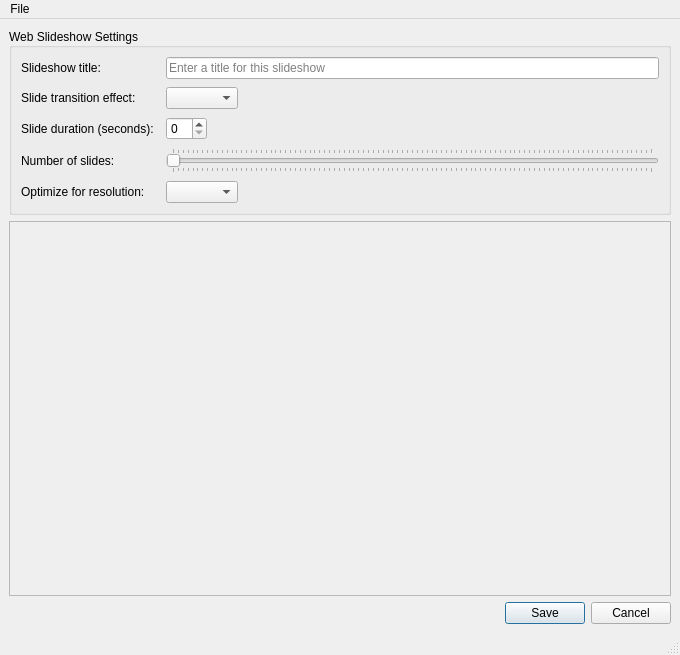
Above: webslideshow.ui from brimlar/simple-web-slideshow before the change. Below: the same form after it.
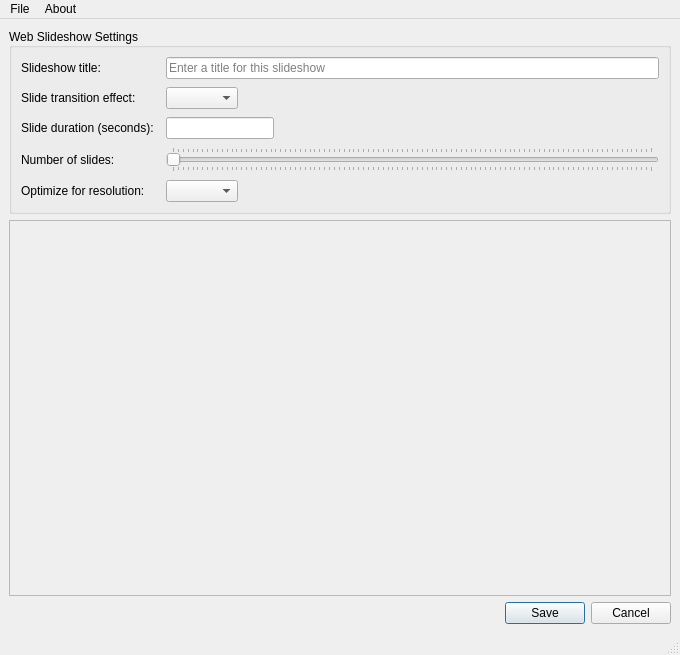
That is the form after the change. Icons and pictures are not drawn.

Patch:
```diff
--- a/webslideshow.ui
+++ b/webslideshow.ui
@@ -138,7 +138,7 @@
           </widget>
          </item>
          <item row="2" column="1">
-          <widget class="QSpinBox" name="sb_duration">
+          <widget class="QLineEdit" name="le_duration">
            <property name="sizePolicy">
             <sizepolicy hsizetype="Fixed" vsizetype="Fixed">
              <horstretch>0</horstretch>
@@ -284,7 +284,14 @@
     <addaction name="separator"/>
     <addaction name="actionExit"/>
    </widget>
+   <widget class="QMenu" name="menuAbout">
+    <property name="title">
+     <string>About</string>
+    </property>
+    <addaction name="actionAbout_Simple_Web_Slideshow"/>
+   </widget>
    <addaction name="menuFile"/>
+   <addaction name="menuAbout"/>
   </widget>
   <widget class="QStatusBar" name="statusbar"/>
   <action name="actionNew_Slideshow">
```
Left out of the diff: 10 changed lines with no effect on the pictures.
